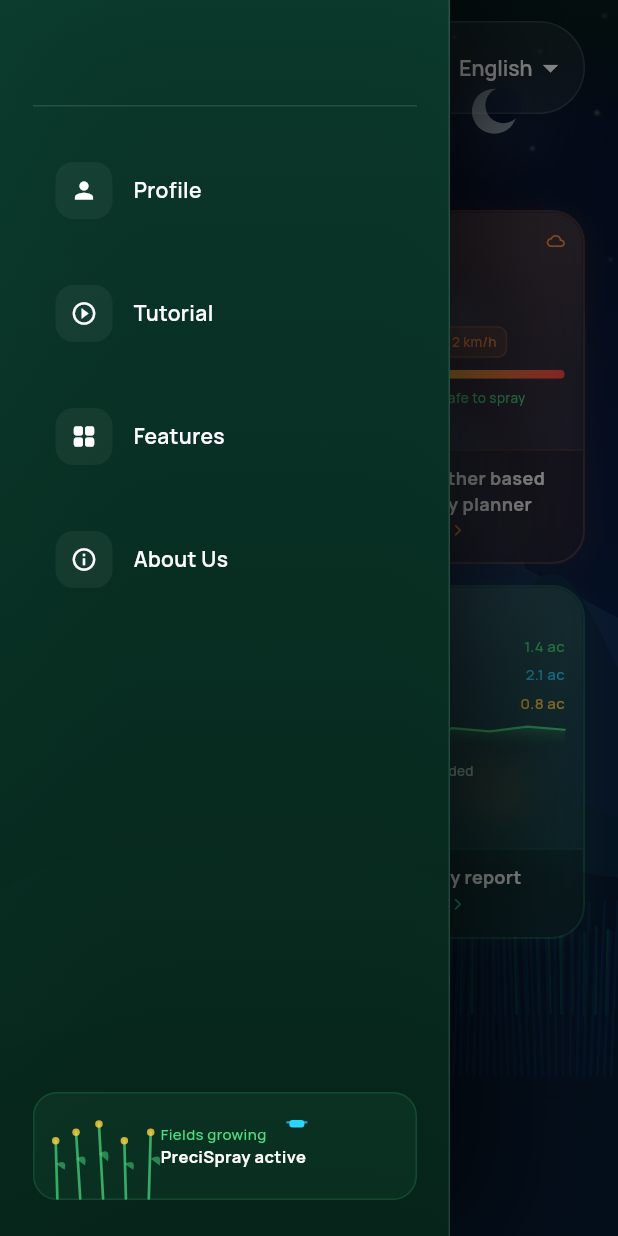
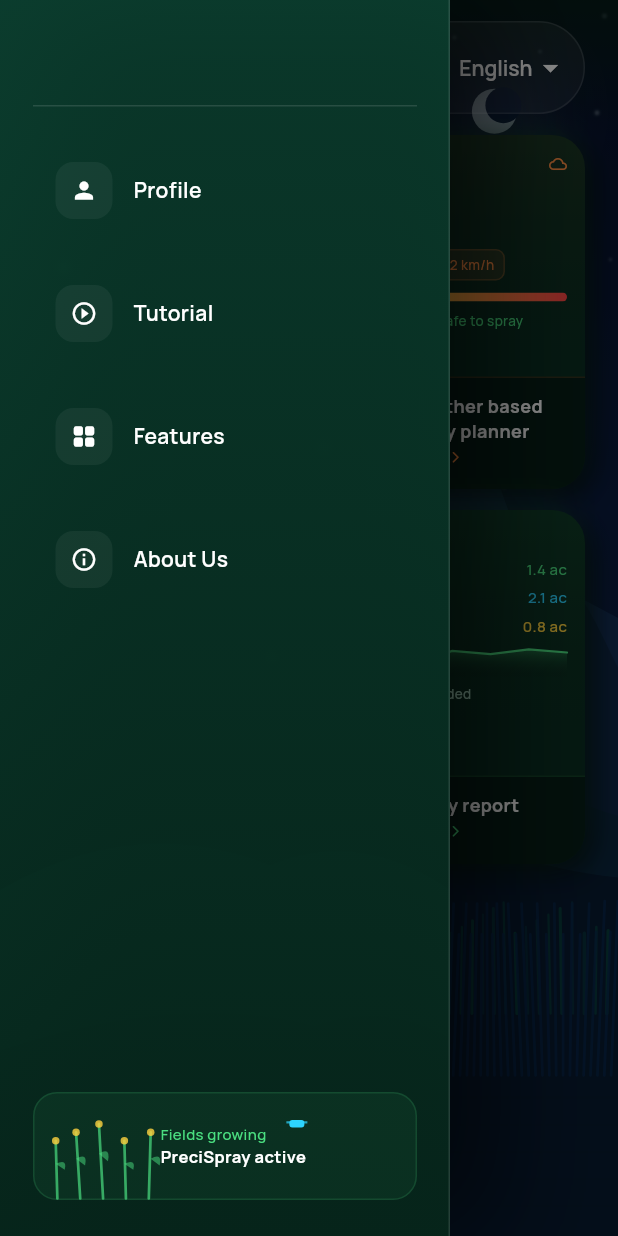
Before and after one commit to Jaizy98/SIH_Precispray, a Flutter app: the DashboardScreen screen opened directly, after a tap on the "menu" icon, on a phone screen of 412 x 824 dp. Run offline on Flutter 3.47's test engine with Material 3 defaults, Android fonts, the phone set to English and light mode, and no system bars; our stand-ins replace firebase_auth, firebase_core, flutter_map, geolocator, google_fonts, latlong2 and 2 more; accounts and stored records are empty.

Commit message:
feat: neumorphism cards, cloud loop fix, mission to About Us, layout spacing

```diff
--- a/lib/main.dart
+++ b/lib/main.dart
@@ -44,6 +44,9 @@ class AppColors {
   static const Color yellow = Color(0xFFFFD23F);
   static const Color glass = Color(0x0FFFFFFF);
   static const Color glassBorder = Color(0x1FFFFFFF);
+  static const Color neumoFace  = Color(0xFF0A2E20); // card face — slightly lighter than forestDeep
+  static const Color neumoLight = Color(0xFF1A5C3A); // light shadow (top-left highlight)
+  static const Color neumoDark  = Color(0xFF020F0A); // dark shadow (bottom-right depth)
   static const Color textBody = Color(0xFFCDEBD8);
   static const Color textMuted = Color(0xFFA9D9C2);
   static const Color textFooter = Color(0xFF6F9C85);
@@ -536,17 +539,15 @@ class _DashboardScreenState extends State<DashboardScreen> with TickerProviderSt
         body: Stack(
           children: [
             // â”€â”€ layered background â”€â”€â”€â”€â”€â”€â”€â”€â”€â”€â”€â”€â”€â”€â”€â”€â”€â”€â”€â”€â”€â”€â”€â”€
-            _SceneBackground(speedNotifier: _scrollSpeedNotifier),
+            _SceneBackground(speedNotifier: _staticSpeed),
 
             CustomScrollView(
               controller: _scrollCtrl,
               slivers: [
                 SliverPadding(
-                  padding: const EdgeInsets.fromLTRB(22, 22, 22, 0),
+                  padding: EdgeInsets.fromLTRB(22, MediaQuery.of(context).padding.top + 90, 22, 0),
                   sliver: SliverList(
                     delegate: SliverChildListDelegate([
-                      const _SectionHead(tagKey: 'features_tag', titleKey: 'features_title'),
-                      const SizedBox(height: 18),
                       GridView.count(
                         crossAxisCount: 2,
                         shrinkWrap: true,
@@ -612,17 +613,7 @@ class _DashboardScreenState extends State<DashboardScreen> with TickerProviderSt
                           ),
                         ],
                       ),
-                      const SizedBox(height: 70),
-                      const _SectionHead(tagKey: 'about_tag', titleKey: 'about_title'),
-                      const SizedBox(height: 18),
-                      const _ScrollReveal(index: 0, child: _AboutBox()),
-                      const SizedBox(height: 30),
-                      Center(
-                        child: _TranslatedText(
-                          'footer',
-                          style: (t) => bodyFont(size: 12, color: AppColors.textFooter),
-                        ),
-                      ),
+
                       const SizedBox(height: 50),
                     ]),
                   ),
@@ -1572,7 +1563,12 @@ class _FeaturesScreenBody extends StatelessWidget {
                 Expanded(
                   child: SingleChildScrollView(
                     padding: const EdgeInsets.fromLTRB(22, 0, 22, 30),
-                    child: GridView.count(
+                    child: Column(
+                      crossAxisAlignment: CrossAxisAlignment.start,
+                      children: [
+                        const _SectionHead(tagKey: 'features_tag', titleKey: 'features_title'),
+                        const SizedBox(height: 18),
+                        GridView.count(
                           crossAxisCount: 2,
                           shrinkWrap: true,
                           physics: const NeverScrollableScrollPhysics(),
@@ -1625,6 +1621,16 @@ class _FeaturesScreenBody extends StatelessWidget {
                               onTap: (ctx) => Navigator.push(ctx,
                                   MaterialPageRoute(builder: (_) => const NetworkingScreen())),
                             ),
+                          ],
+                        ),
+                        const SizedBox(height: 30),
+                        Center(
+                          child: _TranslatedText(
+                            'footer',
+                            style: (t) => bodyFont(size: 12, color: AppColors.textFooter),
+                          ),
+                        ),
+                        const SizedBox(height: 50),
                       ],
                     ),
                   ),
@@ -1858,16 +1864,23 @@ class _FarmScenePainter extends CustomPainter {
 
   // â”€â”€ Clouds â”€â”€â”€â”€â”€â”€â”€â”€â”€â”€â”€â”€â”€â”€â”€â”€â”€â”€â”€â”€â”€â”€â”€â”€â”€â”€â”€â”€â”€â”€â”€â”€â”€â”€â”€â”€â”€â”€â”€â”€â”€â”€â”€â”€â”€
   void _drawClouds(Canvas canvas, double w, double h) {
-    final speed = 0.014 + _sm * 0.20;
+    final speed = 0.055 + _sm * 0.20;
+    // Each cloud has a fixed phase offset (0.0 – 0.75) spread evenly across
+    // the 0→1 cycle so they never all wrap at the same moment.
+    // Position maps 0→1 to (-cloudW) → (w + cloudW) so the cloud is fully
+    // off-screen on both sides before it "teleports" — making the loop
+    // completely invisible and smooth.
     final clouds = [
-      [0.06, 0.10, 0.24, 0.72],
-      [0.44, 0.06, 0.18, 0.58],
-      [0.68, 0.13, 0.22, 0.65],
-      [0.28, 0.18, 0.15, 0.50],
+      // [phaseOffset, yFrac, widthFrac, alpha]
+      [0.00, 0.10, 0.24, 0.72],
+      [0.25, 0.06, 0.18, 0.58],
+      [0.50, 0.13, 0.22, 0.65],
+      [0.75, 0.18, 0.15, 0.50],
     ];
     for (final c in clouds) {
-      final xBase = ((c[0] + t * speed * 3.0) % 1.35) - 0.18;
-      _drawCloud(canvas, xBase * w, c[1] * h, c[2] * w, c[3] / 1.0);
+      final phase = (c[0] + t * speed) % 1.0; // always 0..1, seamless
+      final cx = (phase * (w + c[2] * w * 2)) - c[2] * w; // enters from left edge, exits right
+      _drawCloud(canvas, cx, c[1] * h, c[2] * w, c[3]);
     }
   }
 
@@ -2018,7 +2031,7 @@ class _FarmScenePainter extends CustomPainter {
 
   // â”€â”€ Windmills â”€â”€â”€â”€â”€â”€â”€â”€â”€â”€â”€â”€â”€â”€â”€â”€â”€â”€â”€â”€â”€â”€â”€â”€â”€â”€â”€â”€â”€â”€â”€â”€â”€â”€â”€â”€â”€â”€â”€â”€â”€â”€
   void _drawWindmills(Canvas canvas, double w, double h) {
-    final baseAngle = t * math.pi * 2 * 1.5;
+    final baseAngle = t * math.pi * 2 * 2.5;
     final extraSpin = _sm * math.pi * 2 * 4;
     final angle     = baseAngle + extraSpin;
 
@@ -2145,8 +2158,7 @@ class _FarmScenePainter extends CustomPainter {
   }
 
   @override
-  bool shouldRepaint(covariant _FarmScenePainter old) =>
-      old.t != t || old.scrollSpeed != scrollSpeed;
+  bool shouldRepaint(covariant _FarmScenePainter old) => true;
 
   // ── Helper utilities ───────────────────────────────────
   List<List<double>> _starPositions(double w, double h) {
@@ -2768,36 +2780,38 @@ class _FeatureCardState extends State<_FeatureCard> with SingleTickerProviderSta
         widget.onTap(context);
       },
       onTapCancel: () => setState(() => _pressed = false),
-      child: AnimatedScale(
-        scale: _pressed ? 0.96 : 1.0,
+      child: AnimatedContainer(
         duration: const Duration(milliseconds: 180),
         curve: Curves.easeOut,
-        child: AnimatedContainer(
-          duration: const Duration(milliseconds: 300),
+        clipBehavior: Clip.antiAlias,
         decoration: BoxDecoration(
+          color: AppColors.neumoFace,
           borderRadius: BorderRadius.circular(22),
-            border: Border.all(
-              color: _pressed ? widget.color.withOpacity(0.6) : widget.color.withOpacity(0.22),
-              width: 1.5,
-            ),
           boxShadow: _pressed
-                ? [BoxShadow(color: widget.color.withOpacity(0.28), blurRadius: 28, spreadRadius: 2)]
-                : [BoxShadow(color: widget.color.withOpacity(0.10), blurRadius: 14)],
-          ),
-          child: ClipRRect(
-            borderRadius: BorderRadius.circular(21),
-            child: BackdropFilter(
-              filter: ImageFilter.blur(sigmaX: 12, sigmaY: 12),
-              child: Container(
-                decoration: BoxDecoration(
-                  gradient: LinearGradient(
-                    begin: Alignment.topLeft,
-                    end: Alignment.bottomRight,
-                    colors: [
-                      Colors.white.withOpacity(_pressed ? 0.18 : 0.13),
-                      widget.color.withOpacity(_pressed ? 0.12 : 0.06),
-                    ],
-                  ),
+              ? [
+                  BoxShadow(
+                    color: AppColors.neumoDark.withOpacity(0.9),
+                    offset: const Offset(4, 4),
+                    blurRadius: 10,
+                  ),
+                  BoxShadow(
+                    color: AppColors.neumoLight.withOpacity(0.25),
+                    offset: const Offset(-2, -2),
+                    blurRadius: 6,
+                  ),
+                ]
+              : [
+                  BoxShadow(
+                    color: AppColors.neumoDark.withOpacity(0.85),
+                    offset: const Offset(6, 6),
+                    blurRadius: 16,
+                  ),
+                  BoxShadow(
+                    color: AppColors.neumoLight.withOpacity(0.35),
+                    offset: const Offset(-5, -5),
+                    blurRadius: 14,
+                  ),
+                ],
         ),
         child: Column(
           crossAxisAlignment: CrossAxisAlignment.start,
@@ -2806,7 +2820,6 @@ class _FeatureCardState extends State<_FeatureCard> with SingleTickerProviderSta
                     Expanded(
                       child: Stack(
                         children: [
-                          // Tinted preview background
                           Positioned.fill(
                     child: Container(
                       decoration: BoxDecoration(
@@ -2814,7 +2827,7 @@ class _FeatureCardState extends State<_FeatureCard> with SingleTickerProviderSta
                           begin: Alignment.topCenter,
                           end: Alignment.bottomCenter,
                           colors: [
-                                    widget.color.withOpacity(0.08),
+                            widget.color.withOpacity(0.07),
                             Colors.transparent,
                           ],
                         ),
@@ -2833,8 +2846,10 @@ class _FeatureCardState extends State<_FeatureCard> with SingleTickerProviderSta
                     Container(
               padding: const EdgeInsets.fromLTRB(14, 10, 14, 14),
               decoration: BoxDecoration(
-                        color: Colors.black.withOpacity(0.18),
-                        border: Border(top: BorderSide(color: widget.color.withOpacity(0.15))),
+                color: AppColors.neumoDark.withOpacity(0.5),
+                border: Border(
+                  top: BorderSide(color: widget.color.withOpacity(0.18)),
+                ),
               ),
                       child: Row(
                         crossAxisAlignment: CrossAxisAlignment.start,
@@ -2845,9 +2860,20 @@ class _FeatureCardState extends State<_FeatureCard> with SingleTickerProviderSta
                       width: 34,
                       height: 34,
                       decoration: BoxDecoration(
-                                color: widget.color.withOpacity(0.15 + _pulseAnim.value * 0.08),
+                        color: AppColors.neumoFace,
                         borderRadius: BorderRadius.circular(10),
-                                border: Border.all(color: widget.color.withOpacity(0.4)),
+                        boxShadow: [
+                          BoxShadow(
+                            color: AppColors.neumoDark.withOpacity(0.7),
+                            offset: const Offset(2, 2),
+                            blurRadius: 4 + _pulseAnim.value * 2,
+                          ),
+                          BoxShadow(
+                            color: AppColors.neumoLight.withOpacity(0.25 + _pulseAnim.value * 0.1),
+                            offset: const Offset(-2, -2),
+                            blurRadius: 4 + _pulseAnim.value * 2,
+                          ),
+                        ],
                       ),
                               alignment: Alignment.center,
                               child: Icon(widget.icon, size: 16, color: widget.color),
@@ -2883,10 +2909,6 @@ class _FeatureCardState extends State<_FeatureCard> with SingleTickerProviderSta
                       ),
                     ),
                   ],
-                ),
-              ),
-            ),
-          ),
                 ),
               ),
     );
```
Lines whose indentation alone changed are shown as unchanged.
